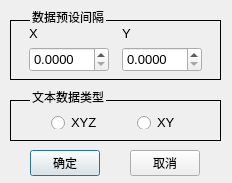
Above: UFO/ui/dataSortgap.ui from cyzzlp/UFO before the change. Below: the same form after it.
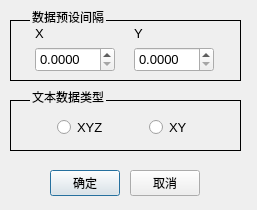
That is the form after the change.

```diff
--- a/UFO/ui/dataSortgap.ui
+++ b/UFO/ui/dataSortgap.ui
@@ -6,10 +6,22 @@
    <rect>
     <x>0</x>
     <y>0</y>
-    <width>232</width>
-    <height>183</height>
+    <width>257</width>
+    <height>210</height>
    </rect>
   </property>
+  <property name="minimumSize">
+   <size>
+    <width>257</width>
+    <height>210</height>
+   </size>
+  </property>
+  <property name="maximumSize">
+   <size>
+    <width>257</width>
+    <height>210</height>
+   </size>
+  </property>
   <property name="windowTitle">
    <string>间隔设置</string>
   </property>
@@ -29,8 +41,8 @@
   <widget class="QPushButton" name="getGapbtn">
    <property name="geometry">
     <rect>
-     <x>30</x>
-     <y>150</y>
+     <x>50</x>
+     <y>170</y>
      <width>70</width>
      <height>26</height>
     </rect>
@@ -43,7 +55,7 @@
    <property name="geometry">
     <rect>
      <x>130</x>
-     <y>150</y>
+     <y>170</y>
      <width>70</width>
      <height>26</height>
     </rect>
@@ -57,8 +69,8 @@
     <rect>
      <x>10</x>
      <y>10</y>
-     <width>211</width>
-     <height>70</height>
+     <width>231</width>
+     <height>71</height>
     </rect>
    </property>
    <property name="styleSheet">
@@ -168,8 +180,8 @@
     <rect>
      <x>10</x>
      <y>90</y>
-     <width>211</width>
-     <height>51</height>
+     <width>231</width>
+     <height>61</height>
     </rect>
    </property>
    <property name="font">
```
